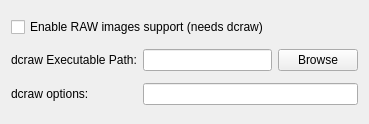
Before: the Qt Designer form src/widgets/options/RawWidget.ui in marek629/SIR, drawn with Qt 5.
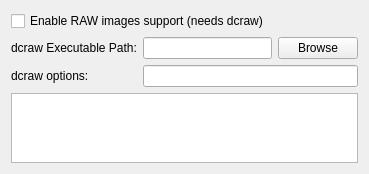
After: the same form once the commit is applied.

Commit message: Help browser was added for dcraw output.

What changed in the file:
```diff
--- a/src/widgets/options/RawWidget.ui
+++ b/src/widgets/options/RawWidget.ui
@@ -7,7 +7,7 @@
     <x>0</x>
     <y>0</y>
     <width>369</width>
-    <height>124</height>
+    <height>170</height>
    </rect>
   </property>
   <layout class="QGridLayout" name="gridLayout_2">
@@ -45,6 +45,22 @@
    <item row="2" column="1" colspan="2">
     <widget class="QLineEdit" name="dcrawOptions"/>
    </item>
+   <item row="3" column="0" colspan="3">
+    <widget class="QTextBrowser" name="helpTextBrowser">
+     <property name="lineWrapMode">
+      <enum>QTextEdit::NoWrap</enum>
+     </property>
+     <property name="acceptRichText">
+      <bool>false</bool>
+     </property>
+     <property name="textInteractionFlags">
+      <set>Qt::TextSelectableByKeyboard|Qt::TextSelectableByMouse</set>
+     </property>
+     <property name="openLinks">
+      <bool>false</bool>
+     </property>
+    </widget>
+   </item>
   </layout>
  </widget>
  <resources/>
```
Left out of the diff: 30 changed lines with no effect on the pictures. The commit also changes 3 other files.
